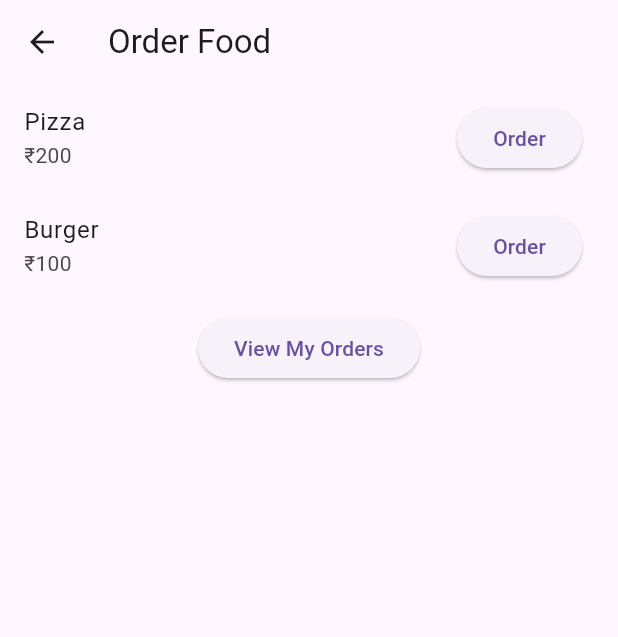
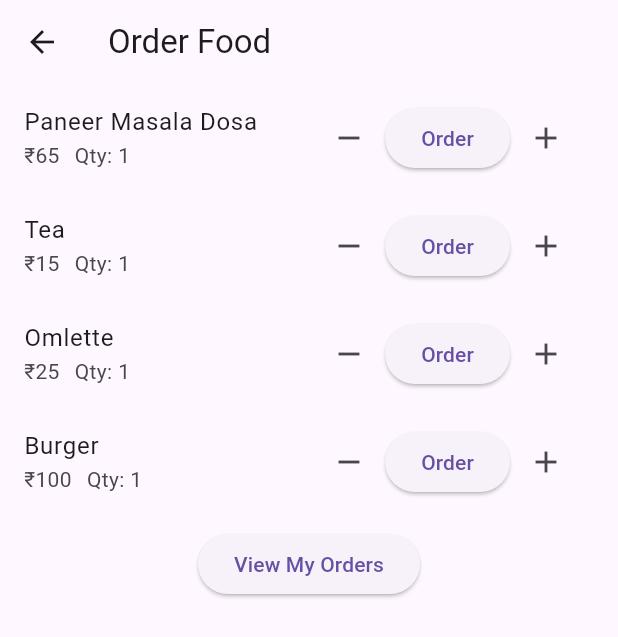
Before and after one commit to vaiebhavpatil/YoruGohan-WebHosted, a Flutter app: the OrderScreen screen opened by its route, on a phone screen of 412 x 824 dp. Shown: the top 637 px of the screen. Run offline on Flutter 3.47's test engine with Material 3 defaults, Android fonts, the phone set to English and light mode, and no system bars; our stand-ins replace cloud_firestore, firebase_auth, firebase_core, google_sign_in; accounts and stored records are empty.

Commit message:
Updated app with full client implementation with status, quantity, order history, modify order

```diff
--- a/lib/order_screen.dart
+++ b/lib/order_screen.dart
@@ -1,7 +1,7 @@
 import 'package:cloud_firestore/cloud_firestore.dart';
 import 'package:flutter/material.dart';
-import 'orders_list_screen.dart'; // Import the OrdersListScreen
 import 'package:firebase_auth/firebase_auth.dart';
+import 'orders_list_screen.dart';
 
 class OrderScreen extends StatefulWidget {
   const OrderScreen({super.key});
@@ -11,28 +11,57 @@ class OrderScreen extends StatefulWidget {
 }
 
 class _OrderScreenState extends State<OrderScreen> {
-  // Function to place order
-  // _placeOrder method in OrderScreen
-  void _placeOrder(String order) async {
+  final Map<String, int> _itemQuantities = {
+    'Paneer Masala Dosa': 1,
+    'Tea': 1,
+    'Omlette': 1,
+    'Burger': 1,
+  };
+
+  // Function to place an order for a specific item
+  void _placeOrder(String itemName) async {
     try {
-      var userId =
-          'current-logged-in-user-id'; // Get the logged-in user ID, e.g., from FirebaseAuth
-
+      int quantity = _itemQuantities[itemName] ?? 1;
+      // Ensure quantity is at least 1 and not empty
+      if (quantity > 0) {
         await FirebaseFirestore.instance.collection('orders').add({
-        'order': order,
-        'status': 'pending', // Default status when order is created
+          'order': itemName,
+          'quantity': quantity, // Add quantity to the order
+          'status': 'pending',
           'timestamp': FieldValue.serverTimestamp(),
-        'user_id':
-            FirebaseAuth.instance.currentUser?.uid, // Store the user's UID
+          'user_id': FirebaseAuth.instance.currentUser?.uid,
         });
 
         ScaffoldMessenger.of(context).showSnackBar(
-        SnackBar(content: Text('Order for $order placed successfully!')),
+          SnackBar(
+              content: Text(
+                  'Order for $quantity $itemName(s) placed successfully!')),
         );
+      } else {
+        ScaffoldMessenger.of(context).showSnackBar(
+          const SnackBar(content: Text('Please select a valid quantity.')),
+        );
+      }
     } catch (e) {
       ScaffoldMessenger.of(context).showSnackBar(
         SnackBar(content: Text('Failed to place order. Please try again!')),
       );
+    }
+  }
+
+  // Helper function to get price for each item
+  int _getPrice(String itemName) {
+    switch (itemName) {
+      case 'Paneer Masala Dosa':
+        return 65;
+      case 'Tea':
+        return 15;
+      case 'Omlette':
+        return 25;
+      case 'Burger':
+        return 100;
+      default:
+        return 0;
     }
   }
 
@@ -44,29 +73,53 @@ class _OrderScreenState extends State<OrderScreen> {
       ),
       body: Column(
         children: [
-          // Pizza ListTile
-          ListTile(
-            title: const Text('Pizza'),
-            subtitle: const Text('₹200'),
-            trailing: ElevatedButton(
+          // Dynamically create ListTile for each menu item
+          ..._itemQuantities.keys.map((itemName) {
+            return ListTile(
+              title: Text(itemName),
+              subtitle: Row(
+                children: [
+                  Text('₹${_getPrice(itemName)}'),
+                  const SizedBox(width: 10),
+                  Text('Qty: ${_itemQuantities[itemName]}'),
+                ],
+              ),
+              trailing: Row(
+                mainAxisSize: MainAxisSize.min,
+                children: [
+                  // Decrease Quantity Button
+                  IconButton(
+                    icon: const Icon(Icons.remove),
                     onPressed: () {
-                _placeOrder('Pizza'); // Trigger order placement for Pizza
+                      setState(() {
+                        // Decrement quantity with a minimum limit of 1
+                        if (_itemQuantities[itemName]! > 1) {
+                          _itemQuantities[itemName] =
+                              (_itemQuantities[itemName]! - 1).clamp(1, 99);
+                        }
+                      });
                     },
+                  ),
+                  // Order Button
+                  ElevatedButton(
+                    onPressed: () => _placeOrder(itemName),
                     child: const Text('Order'),
                   ),
+                  // Increase Quantity Button
+                  IconButton(
+                    icon: const Icon(Icons.add),
+                    onPressed: () {
+                      setState(() {
+                        // Increment quantity with a maximum limit of 99
+                        _itemQuantities[itemName] =
+                            (_itemQuantities[itemName]! + 1).clamp(1, 99);
+                      });
+                    },
                   ),
-          // Burger ListTile
-          ListTile(
-            title: const Text('Burger'),
-            subtitle: const Text('₹100'),
-            trailing: ElevatedButton(
-              onPressed: () {
-                _placeOrder('Burger'); // Trigger order placement for Burger
-              },
-              child: const Text('Order'),
+                ],
               ),
-          ),
-          // Button to navigate to Orders List
+            );
+          }).toList(),
           Padding(
             padding: const EdgeInsets.all(8.0),
             child: ElevatedButton(
--- a/pubspec.yaml
+++ b/pubspec.yaml
@@ -16,6 +16,8 @@ dependencies:
   cupertino_icons: ^1.0.8
   firebase_auth: 5.3.3
   google_sign_in: 6.2.2
+  uuid: ^3.0.4
+  intl: ^0.18.0
 
 dev_dependencies:
   flutter_test:
```
Also changed, not shown: lib/modify_order_screen.dart (added, +156 -0 lines), lib/orders_list_screen.dart (+80 -19 lines), pubspec.lock. Lines whose indentation alone changed are shown as unchanged.
